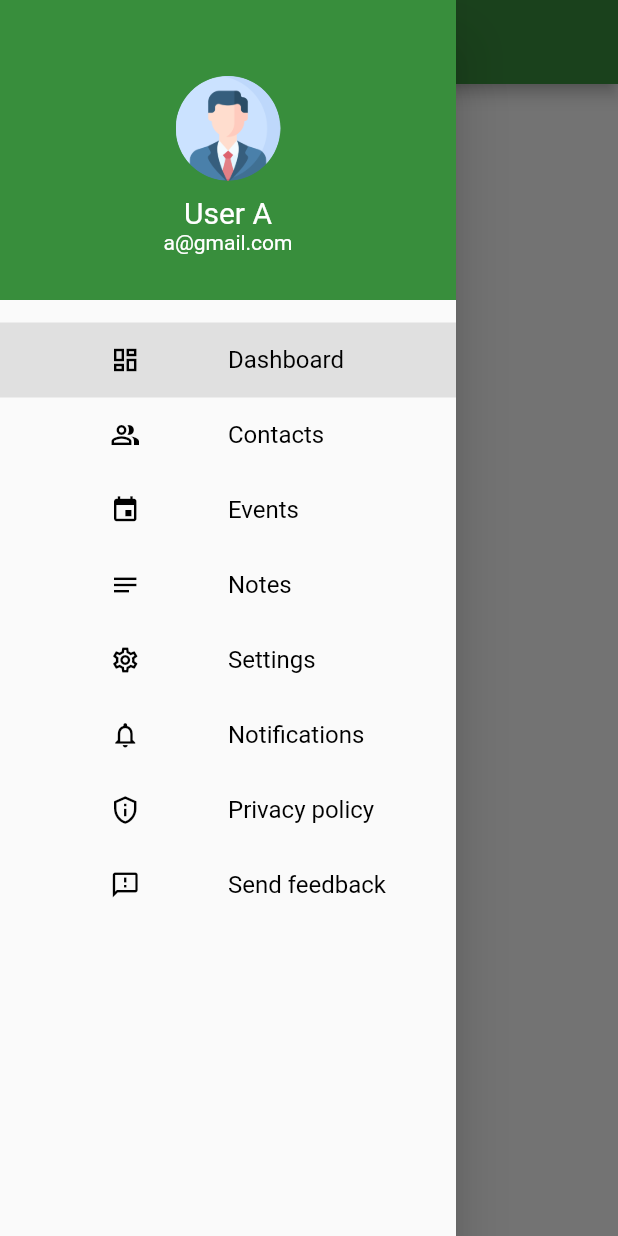
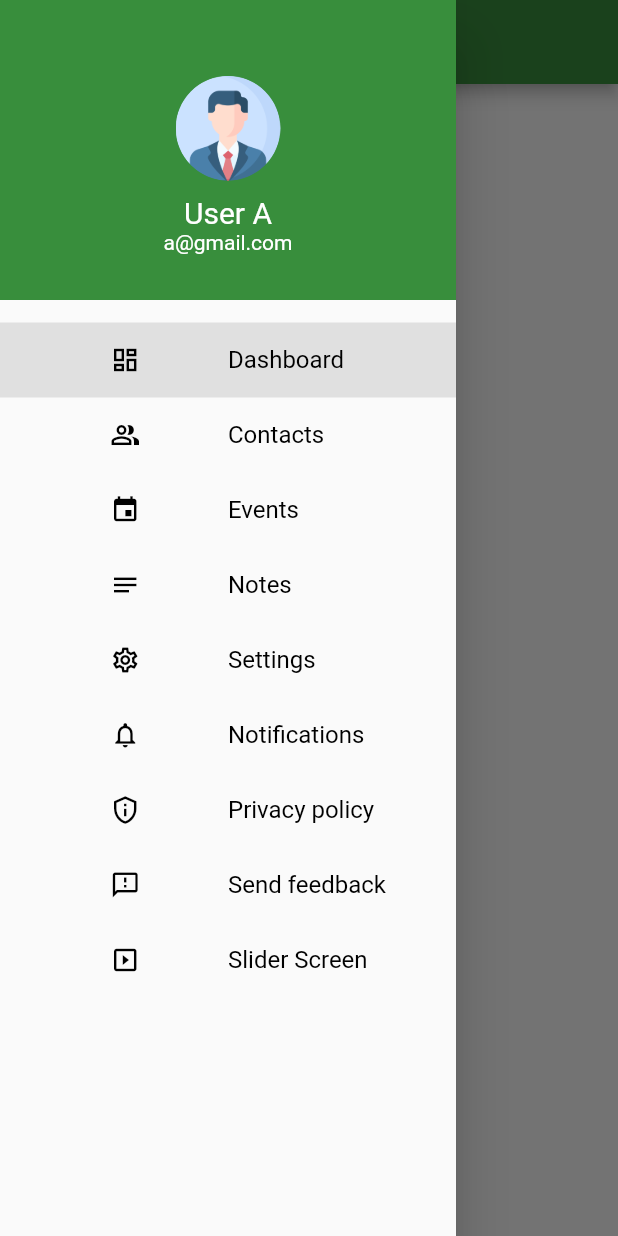
Before and after one commit to sathitSAPMEK/demo-flutter-ui, a Flutter app: the screen it shows after launch, with the side drawer open, on a phone screen of 412 x 824 dp. Run offline on Flutter 3.47's test engine with Material 2 defaults, Android fonts, the phone set to English and light mode, and no system bars; our stand-ins replace intro_slider.

Commit message:
add slider screen

```diff
--- a/lib/constants/drawer-section.dart
+++ b/lib/constants/drawer-section.dart
@@ -7,4 +7,5 @@ enum DrawerSections {
   notifications,
   privacy_policy,
   send_feedback,
+  slider_screen,
 }
--- a/lib/main.dart
+++ b/lib/main.dart
@@ -1,5 +1,6 @@
 import 'package:flutter/material.dart';
 
+import 'components/slider_screen/index.dart';
 import 'components/splash_screen/index.dart';
 import 'constants/drawer-section.dart';
 import 'components/menu/contacts.dart';
@@ -28,7 +29,6 @@ class MyApp extends StatelessWidget {
       theme: ThemeData(
         primarySwatch: Colors.blue,
       ),
-      // home: const MyHomePage(title: 'Homepage'),
       home: const SplashLoader(),
     );
   }
@@ -64,8 +64,10 @@ class _MyHomePageState extends State<MyHomePage> {
       container = PrivacyPolicyPage();
     } else if (currentPage == DrawerSections.send_feedback) {
       container = SendFeedbackPage();
+    } else if (currentPage == DrawerSections.slider_screen) {
+      container = SliderScreen();
     } else {
-      container = DashboardPage();
+      container = SliderScreen();
     }
 
     return Scaffold(
@@ -110,6 +112,8 @@ class _MyHomePageState extends State<MyHomePage> {
               currentPage == DrawerSections.privacy_policy ? true : false),
           menuItem(8, 'Send feedback', Icons.feedback_outlined,
               currentPage == DrawerSections.send_feedback ? true : false),
+          menuItem(9, 'Slider Screen', Icons.slideshow,
+              currentPage == DrawerSections.slider_screen ? true : false),
         ],
       ),
     );
@@ -138,6 +142,8 @@ class _MyHomePageState extends State<MyHomePage> {
               currentPage = DrawerSections.privacy_policy;
             } else if (id == 8) {
               currentPage = DrawerSections.send_feedback;
+            } else if (id == 9) {
+              currentPage = DrawerSections.slider_screen;
             } else {
               currentPage = DrawerSections.dashboard;
             }
--- a/pubspec.yaml
+++ b/pubspec.yaml
@@ -48,6 +48,7 @@ dev_dependencies:
   # rules and activating additional ones.
   flutter_lints: ^2.0.0
   flutter_launcher_icons: "^0.8.0"
+  intro_slider: ^4.2.0
 
 flutter_icons:
   android: "launcher_icon"
```
Also changed, not shown: lib/components/slider_screen/index.dart (added, +86 -0 lines), assets/images/discount.png (added), assets/images/hamburger.png (added), assets/images/movie.png (added), assets/images/travel.png (added), pubspec.lock.
